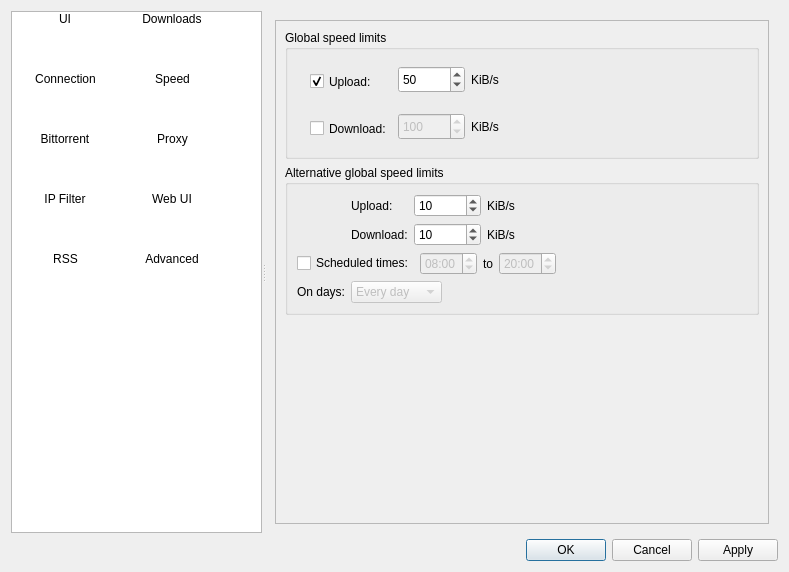
Old version of the form src/ui/options.ui in the repository SysAdminDoc/qBittorrent-Vanced.
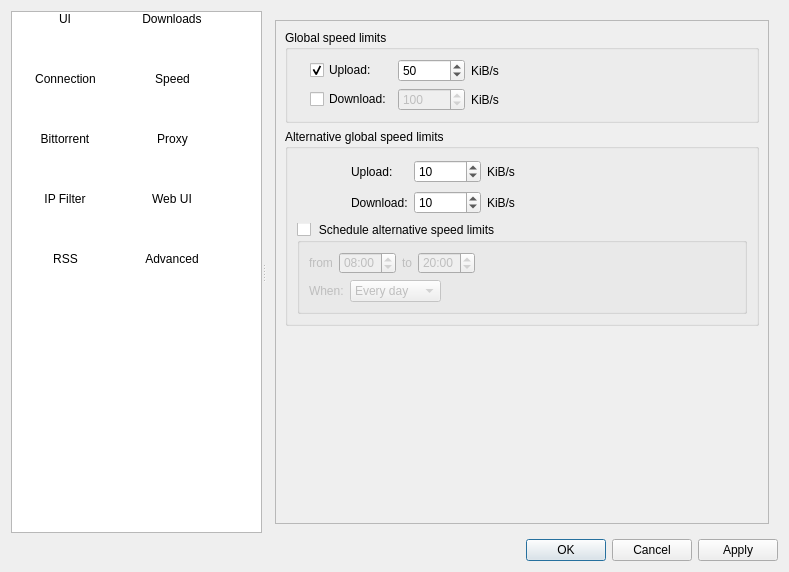
New version of the form. The open tabs and pages were chosen to show the change. Icons and pictures are not drawn.

Commit message: Still improving program options

```diff
--- a/src/ui/options.ui
+++ b/src/ui/options.ui
@@ -1006,8 +1006,8 @@
             <rect>
              <x>0</x>
              <y>0</y>
-             <width>447</width>
-             <height>288</height>
+             <width>524</width>
+             <height>398</height>
             </rect>
            </property>
            <layout class="QVBoxLayout" name="verticalLayout_28">
@@ -1251,8 +1251,8 @@
             <rect>
              <x>0</x>
              <y>0</y>
-             <width>364</width>
-             <height>328</height>
+             <width>524</width>
+             <height>406</height>
             </rect>
            </property>
            <layout class="QVBoxLayout" name="verticalLayout_33">
@@ -1261,10 +1261,8 @@
               <property name="title">
                <string>Global speed limits</string>
               </property>
-              <layout class="QVBoxLayout" name="verticalLayout_18">
-               <item>
-                <layout class="QHBoxLayout" name="_3">
-                 <item>
+              <layout class="QGridLayout" name="gridLayout_7">
+               <item row="0" column="0">
                   <widget class="QLabel" name="label_5">
                    <property name="text">
                     <string notr="true"/>
@@ -1274,16 +1272,10 @@
                    </property>
                   </widget>
                  </item>
-                 <item>
-                  <layout class="QVBoxLayout" name="_5">
-                   <item>
+               <item row="0" column="1">
+                <layout class="QGridLayout" name="gridLayout_6">
+                 <item row="0" column="0">
                     <widget class="QCheckBox" name="checkUploadLimit">
-                     <property name="minimumSize">
-                      <size>
-                       <width>0</width>
-                       <height>45</height>
-                      </size>
-                     </property>
                      <property name="text">
                       <string>Upload:</string>
                      </property>
@@ -1292,36 +1284,11 @@
                      </property>
                     </widget>
                    </item>
-                   <item>
-                    <widget class="QCheckBox" name="checkDownloadLimit">
-                     <property name="minimumSize">
-                      <size>
-                       <width>0</width>
-                       <height>37</height>
-                      </size>
-                     </property>
-                     <property name="text">
-                      <string>Download:</string>
-                     </property>
-                    </widget>
-                   </item>
-                  </layout>
-                 </item>
-                 <item>
-                  <layout class="QVBoxLayout" name="_18">
-                   <item>
-                    <layout class="QHBoxLayout" name="_19">
-                     <item>
+                 <item row="0" column="1">
                       <widget class="QSpinBox" name="spinUploadLimit">
                        <property name="enabled">
                         <bool>true</bool>
                        </property>
-                       <property name="minimumSize">
-                        <size>
-                         <width>0</width>
-                         <height>27</height>
-                        </size>
-                       </property>
                        <property name="suffix">
                         <string/>
                        </property>
@@ -1336,28 +1303,25 @@
                        </property>
                       </widget>
                      </item>
-                     <item>
+                 <item row="0" column="2">
                       <widget class="QLabel" name="label_10">
                        <property name="text">
                         <string>KiB/s</string>
                        </property>
                       </widget>
                      </item>
-                    </layout>
-                   </item>
-                   <item>
-                    <layout class="QHBoxLayout" name="_20">
-                     <item>
+                 <item row="1" column="0">
+                  <widget class="QCheckBox" name="checkDownloadLimit">
+                   <property name="text">
+                    <string>Download:</string>
+                   </property>
+                  </widget>
+                 </item>
+                 <item row="1" column="1">
                       <widget class="QSpinBox" name="spinDownloadLimit">
                        <property name="enabled">
                         <bool>false</bool>
                        </property>
-                       <property name="minimumSize">
-                        <size>
-                         <width>0</width>
-                         <height>27</height>
-                        </size>
-                       </property>
                        <property name="suffix">
                         <string/>
                        </property>
@@ -1372,7 +1336,7 @@
                        </property>
                       </widget>
                      </item>
-                     <item>
+                 <item row="1" column="2">
                       <widget class="QLabel" name="label_13">
                        <property name="text">
                         <string>KiB/s</string>
@@ -1381,22 +1345,18 @@
                      </item>
                     </layout>
                    </item>
-                  </layout>
-                 </item>
-                 <item>
+               <item row="0" column="2">
                   <spacer>
                    <property name="orientation">
                     <enum>Qt::Horizontal</enum>
                    </property>
                    <property name="sizeHint" stdset="0">
                     <size>
-                     <width>40</width>
+                   <width>200</width>
                      <height>20</height>
                     </size>
                    </property>
                   </spacer>
-                 </item>
-                </layout>
                </item>
               </layout>
              </widget>
@@ -1406,10 +1366,10 @@
               <property name="title">
                <string>Alternative global speed limits</string>
               </property>
-              <layout class="QVBoxLayout" name="verticalLayout_32">
+              <layout class="QVBoxLayout" name="verticalLayout_11">
                <item>
-                <layout class="QHBoxLayout" name="horizontalLayout_12">
-                 <item>
+                <layout class="QGridLayout" name="gridLayout_9">
+                 <item row="0" column="0">
                   <widget class="QLabel" name="label_16">
                    <property name="minimumSize">
                     <size>
@@ -1434,27 +1394,16 @@
                    </property>
                   </widget>
                  </item>
-                 <item>
-                  <layout class="QVBoxLayout" name="verticalLayout_31">
-                   <item>
+                 <item row="0" column="1">
+                  <layout class="QGridLayout" name="gridLayout_8">
+                   <item row="0" column="0">
                     <widget class="QLabel" name="label_11">
                      <property name="text">
                       <string>Upload:</string>
                      </property>
                     </widget>
                    </item>
-                   <item>
-                    <widget class="QLabel" name="label_12">
-                     <property name="text">
-                      <string>Download:</string>
-                     </property>
-                    </widget>
-                   </item>
-                  </layout>
-                 </item>
-                 <item>
-                  <layout class="QVBoxLayout" name="verticalLayout_30">
-                   <item>
+                   <item row="0" column="1">
                     <widget class="QSpinBox" name="spinUploadLimitAlt">
                      <property name="minimum">
                       <number>1</number>
@@ -1467,31 +1416,34 @@
                      </property>
                     </widget>
                    </item>
-                   <item>
-                    <widget class="QSpinBox" name="spinDownloadLimitAlt">
-                     <property name="minimum">
-                      <number>1</number>
-                     </property>
-                     <property name="maximum">
-                      <number>1000000</number>
-                     </property>
-                     <property name="value">
-                      <number>10</number>
-                     </property>
-                    </widget>
-                   </item>
-                  </layout>
-                 </item>
-                 <item>
-                  <layout class="QVBoxLayout" name="verticalLayout_29">
-                   <item>
+                   <item row="0" column="2">
                     <widget class="QLabel" name="label_14">
                      <property name="text">
                       <string>KiB/s</string>
                      </property>
                     </widget>
                    </item>
-                   <item>
+                   <item row="1" column="0">
+                    <widget class="QLabel" name="label_12">
+                     <property name="text">
+                      <string>Download:</string>
+                     </property>
+                    </widget>
+                   </item>
+                   <item row="1" column="1">
+                    <widget class="QSpinBox" name="spinDownloadLimitAlt">
+                     <property name="minimum">
+                      <number>1</number>
+                     </property>
+                     <property name="maximum">
+                      <number>1000000</number>
+                     </property>
+                     <property name="value">
+                      <number>10</number>
+                     </property>
+                    </widget>
+                   </item>
+                   <item row="1" column="2">
                     <widget class="QLabel" name="label_15">
                      <property name="text">
                       <string>KiB/s</string>
@@ -1500,35 +1452,53 @@
                    </item>
                   </layout>
                  </item>
-                 <item>
+                 <item row="0" column="2">
                   <spacer name="horizontalSpacer_8">
                    <property name="orientation">
                     <enum>Qt::Horizontal</enum>
                    </property>
                    <property name="sizeHint" stdset="0">
                     <size>
-                     <width>40</width>
-                     <height>20</height>
+                     <width>222</width>
+                     <height>59</height>
                     </size>
                    </property>
                   </spacer>
                  </item>
                 </layout>
                </item>
+               <item>
+                <widget class="QGroupBox" name="check_schedule">
+                 <property name="styleSheet">
+                  <string notr="true">QGroupBox::title {
+font-weight: normal;
+margin-left: 0px;
+}
+QGroupBox {
+  border-width: 0;
+}</string>
+                 </property>
+                 <property name="title">
+                  <string>Schedule alternative speed limits</string>
+                 </property>
+                 <property name="checkable">
+                  <bool>true</bool>
+                 </property>
+                 <property name="checked">
+                  <bool>false</bool>
+                 </property>
+                 <layout class="QVBoxLayout" name="verticalLayout_5">
                <item>
                 <layout class="QHBoxLayout" name="horizontalLayout_13">
                  <item>
-                  <widget class="QCheckBox" name="check_schedule">
+                     <widget class="QLabel" name="label_6">
                    <property name="text">
-                    <string>Scheduled times:</string>
+                       <string extracomment="from (time1 to time2)">from</string>
                    </property>
                   </widget>
                  </item>
                  <item>
                   <widget class="QTimeEdit" name="schedule_from">
-                   <property name="enabled">
-                    <bool>false</bool>
-                   </property>
                    <property name="displayFormat">
                     <string notr="true">hh:mm</string>
                    </property>
@@ -1556,9 +1526,6 @@
                  </item>
                  <item>
                   <widget class="QTimeEdit" name="schedule_to">
-                   <property name="enabled">
-                    <bool>false</bool>
-                   </property>
                    <property name="displayFormat">
                     <string notr="true">hh:mm</string>
                    </property>
@@ -1591,15 +1558,12 @@
                  <item>
                   <widget class="QLabel" name="label_18">
                    <property name="text">
-                    <string>On days:</string>
+                       <string>When:</string>
                    </property>
                   </widget>
                  </item>
                  <item>
                   <widget class="QComboBox" name="schedule_days">
-                   <property name="enabled">
-                    <bool>false</bool>
-                   </property>
                    <item>
                     <property name="text">
                      <string>Every day</string>
@@ -1635,6 +1599,9 @@
               </layout>
              </widget>
             </item>
+              </layout>
+             </widget>
+            </item>
             <item>
              <spacer name="verticalSpacer_2">
               <property name="orientation">
@@ -1643,7 +1610,7 @@
               <property name="sizeHint" stdset="0">
                <size>
                 <width>20</width>
-                <height>58</height>
+                <height>40</height>
                </size>
               </property>
              </spacer>
@@ -1666,8 +1633,8 @@
             <rect>
              <x>0</x>
              <y>0</y>
-             <width>459</width>
-             <height>407</height>
+             <width>524</width>
+             <height>406</height>
             </rect>
            </property>
            <layout class="QVBoxLayout" name="verticalLayout_20">
@@ -1678,48 +1645,54 @@
               </property>
               <layout class="QVBoxLayout" name="verticalLayout_14">
                <item>
-                <widget class="QCheckBox" name="checkDHT">
-                 <property name="text">
+                <widget class="QGroupBox" name="checkDHT">
+                 <property name="styleSheet">
+                  <string notr="true">QGroupBox::title {
+font-weight: normal;
+margin-left: 0px;
+}
+QGroupBox {
+  border-width: 0;
+}</string>
+                 </property>
+                 <property name="title">
                   <string>Enable DHT network (decentralized)</string>
                  </property>
-                 <property name="checked">
+                 <property name="checkable">
                   <bool>true</bool>
                  </property>
-                </widget>
-               </item>
+                 <layout class="QVBoxLayout" name="verticalLayout_18">
+                  <property name="bottomMargin">
+                   <number>0</number>
+                  </property>
                <item>
-                <widget class="QCheckBox" name="checkDifferentDHTPort">
-                 <property name="text">
+                   <widget class="QGroupBox" name="checkDifferentDHTPort">
+                    <property name="styleSheet">
+                     <string notr="true">QGroupBox::title {
+font-weight: normal;
+margin-left: 0px;
+}
+QGroupBox {
+  border-width: 0;
+}</string>
+                    </property>
+                    <property name="title">
                   <string>Use a different port for DHT and Bittorrent</string>
                  </property>
-                 <property name="checked">
+                    <property name="checkable">
                   <bool>true</bool>
                  </property>
-                </widget>
-               </item>
+                    <property name="checked">
+                     <bool>false</bool>
+                    </property>
+                    <layout class="QVBoxLayout" name="verticalLayout_17">
+                     <property name="bottomMargin">
+                      <number>0</number>
+                     </property>
                <item>
                 <layout class="QHBoxLayout" name="horizontalLayout_8">
-                 <item>
-                  <spacer name="horizontalSpacer_4">
-                   <property name="orientation">
-                    <enum>Qt::Horizontal</enum>
-                   </property>
-                   <property name="sizeType">
-                    <enum>QSizePolicy::Fixed</enum>
-                   </property>
-                   <property name="sizeHint" stdset="0">
-                    <size>
-                     <width>13</width>
-                     <height>20</height>
-                    </size>
-                   </property>
-                  </spacer>
-                 </item>
                  <item>
                   <widget class="QLabel" name="dh_port_lbl">
-                   <property name="enabled">
-                    <bool>false</bool>
-                   </property>
                    <property name="text">
                     <string>DHT port:</string>
                    </property>
@@ -1727,9 +1700,6 @@
                  </item>
                  <item>
                   <widget class="QSpinBox" name="spinDHTPort">
-                   <property name="enabled">
-                    <bool>false</bool>
-                   </property>
                    <property name="minimum">
                     <number>1</number>
                    </property>
@@ -1756,8 +1726,17 @@
                  </item>
                 </layout>
                </item>
+                    </layout>
+                   </widget>
+                  </item>
+                 </layout>
+                </widget>
+               </item>
                <item>
                 <widget class="QCheckBox" name="checkPeX">
+                 <property name="toolTip">
+                  <string>Exchange peers without compatible Bittorrent clients (µTorrent, Vuze, ...)</string>
+                 </property>
                  <property name="text">
                   <string>Enable Peer Exchange / PeX (requires restart)</string>
                  </property>
@@ -1768,6 +1747,9 @@
                </item>
                <item>
                 <widget class="QCheckBox" name="checkLSD">
+                 <property name="toolTip">
+                  <string>Look for peers on your local network</string>
+                 </property>
                  <property name="text">
                   <string>Enable Local Peer Discovery</string>
                  </property>
@@ -1781,7 +1763,7 @@
                  <item>
                   <widget class="QLabel" name="lbl_encryption">
                    <property name="text">
-                    <string>Encryption:</string>
+                    <string>Protocol encryption:</string>
                    </property>
                   </widget>
                  </item>
```
Left out of the diff: 1 changed line with no effect on the pictures. Lines whose indentation alone changed are shown as unchanged. The commit also changes 2 other files.
